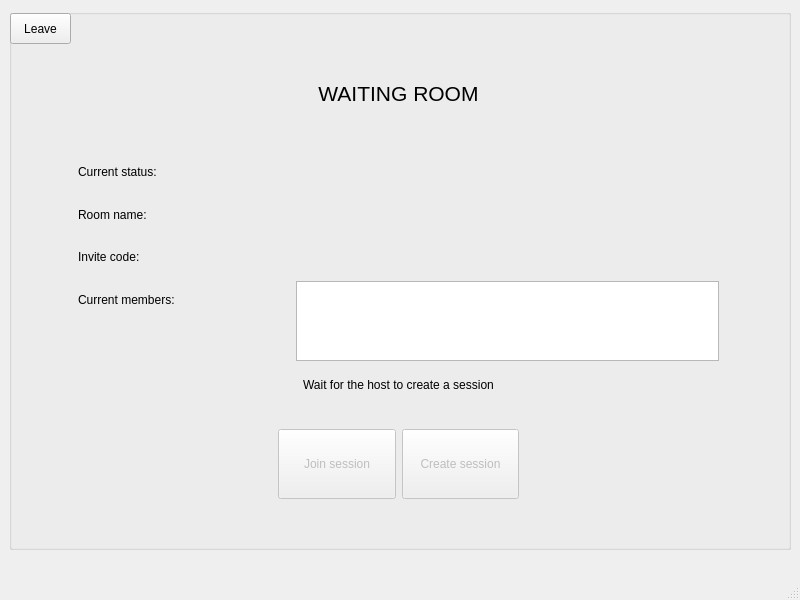
Above: client/views/roomview.ui from cavoke-project/cavoke before the change. Below: the same form after it.
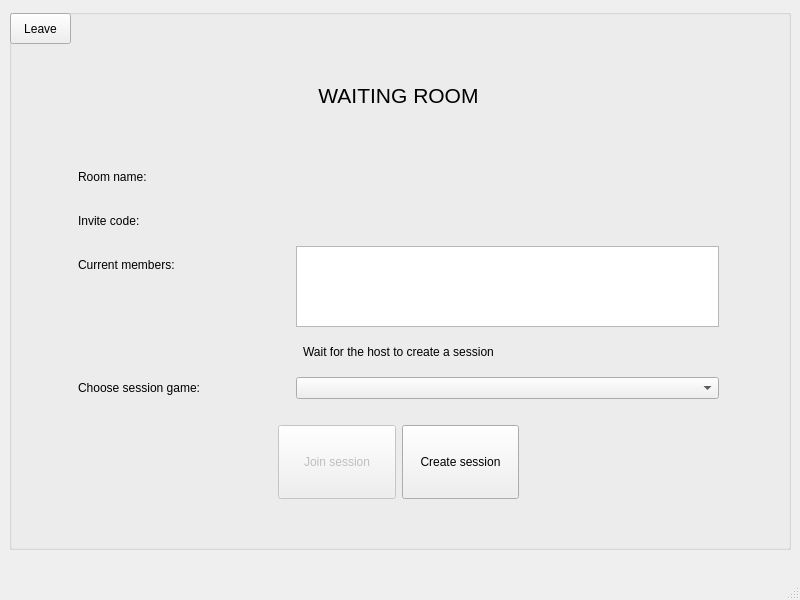
That is the form after the change.

Commit message: Some basic createRoom functionality. WIP

Patch:
```diff
--- a/client/views/roomview.ui
+++ b/client/views/roomview.ui
@@ -67,32 +67,24 @@
       <property name="rightMargin">
        <number>10</number>
       </property>
-      <item row="2" column="0">
-       <widget class="QLabel" name="label_2">
-        <property name="text">
-         <string>Current status:</string>
-        </property>
-       </widget>
-      </item>
-      <item row="5" column="0">
-       <widget class="QLabel" name="currentMembersHLabel">
-        <property name="text">
-         <string>Current members:</string>
-        </property>
-       </widget>
-      </item>
-      <item row="2" column="1">
-       <widget class="QLabel" name="statusLabel">
+      <item row="3" column="1">
+       <widget class="QLabel" name="inviteCodeLabel">
         <property name="font">
          <font>
           <pointsize>14</pointsize>
          </font>
         </property>
         <property name="text">
-         <string>&lt;room_status&gt;</string>
+         <string>&lt;invite_code&gt;</string>
+        </property>
+        <property name="textInteractionFlags">
+         <set>Qt::LinksAccessibleByMouse|Qt::TextSelectableByMouse</set>
         </property>
        </widget>
       </item>
+      <item row="4" column="1" rowspan="2">
+       <widget class="QListWidget" name="membersListWidget"/>
+      </item>
       <item row="8" column="0" colspan="2">
        <layout class="QHBoxLayout" name="horizontalLayout">
         <property name="leftMargin">
@@ -129,7 +121,7 @@
         <item>
          <widget class="QPushButton" name="createSessionButton">
           <property name="enabled">
-           <bool>false</bool>
+           <bool>true</bool>
           </property>
           <property name="sizePolicy">
            <sizepolicy hsizetype="Ignored" vsizetype="Ignored">
@@ -147,29 +139,14 @@
         </item>
        </layout>
       </item>
-      <item row="3" column="1">
-       <widget class="QLabel" name="roomNameLabel">
-        <property name="font">
-         <font>
-          <pointsize>14</pointsize>
-         </font>
-        </property>
-        <property name="text">
-         <string>&lt;room_name&gt;</string>
-        </property>
-       </widget>
-      </item>
-      <item row="4" column="0">
+      <item row="3" column="0">
        <widget class="QLabel" name="inviteCodeHLabel">
         <property name="text">
          <string>Invite code:</string>
         </property>
        </widget>
       </item>
-      <item row="5" column="1" rowspan="2">
-       <widget class="QListWidget" name="membersListWidget"/>
-      </item>
-      <item row="7" column="0" colspan="2">
+      <item row="6" column="0" colspan="2">
        <widget class="QLabel" name="waitForHostLabel">
         <property name="text">
          <string>Wait for the host to create a session</string>
@@ -179,27 +156,6 @@
         </property>
        </widget>
       </item>
-      <item row="4" column="1">
-       <widget class="QLabel" name="inviteCodeLabel">
-        <property name="font">
-         <font>
-          <pointsize>14</pointsize>
-         </font>
-        </property>
-        <property name="mouseTracking">
-         <bool>true</bool>
-        </property>
-        <property name="acceptDrops">
-         <bool>false</bool>
-        </property>
-        <property name="text">
-         <string>&lt;invite_code&gt;</string>
-        </property>
-        <property name="textInteractionFlags">
-         <set>Qt::LinksAccessibleByMouse|Qt::TextSelectableByMouse</set>
-        </property>
-       </widget>
-      </item>
       <item row="0" column="0" rowspan="2" colspan="2">
        <widget class="QLabel" name="headerLabel">
         <property name="font">
@@ -215,13 +171,42 @@
         </property>
        </widget>
       </item>
-      <item row="3" column="0">
+      <item row="4" column="0">
+       <widget class="QLabel" name="currentMembersHLabel">
+        <property name="text">
+         <string>Current members:</string>
+        </property>
+       </widget>
+      </item>
+      <item row="2" column="0">
        <widget class="QLabel" name="roomNameHLabel">
         <property name="text">
          <string>Room name:</string>
         </property>
        </widget>
       </item>
+      <item row="7" column="1">
+       <widget class="QComboBox" name="sessionGameComboBox"/>
+      </item>
+      <item row="7" column="0">
+       <widget class="QLabel" name="sessionGameLabel">
+        <property name="text">
+         <string>Choose session game:</string>
+        </property>
+       </widget>
+      </item>
+      <item row="2" column="1">
+       <widget class="QLabel" name="roomNameLabel">
+        <property name="font">
+         <font>
+          <pointsize>14</pointsize>
+         </font>
+        </property>
+        <property name="text">
+         <string>&lt;room_name&gt;</string>
+        </property>
+       </widget>
+      </item>
      </layout>
     </widget>
    </widget>
```
Left out of the diff: 6 changed lines with no effect on the pictures. The commit also changes 6 other files.
